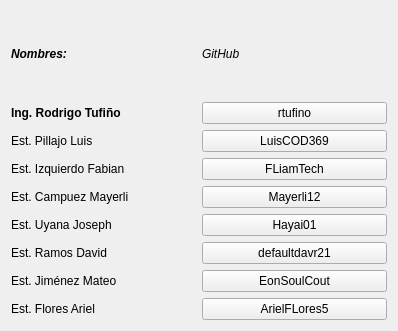
Qt form creditosform.ui (LuisCOD369/AskMe) before a commit.
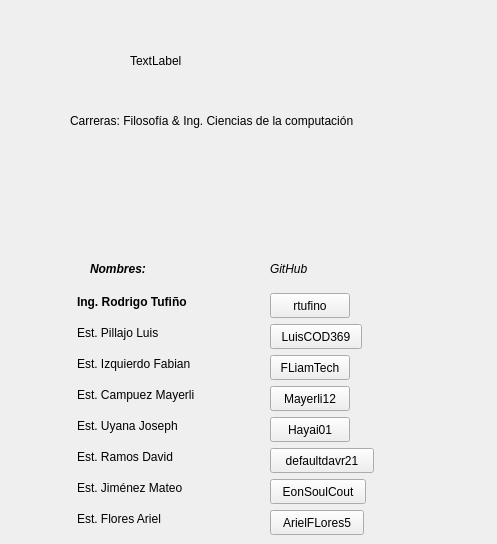
The same form after that commit.

Patch:
```diff
--- a/creditosform.ui
+++ b/creditosform.ui
@@ -6,8 +6,8 @@
    <rect>
     <x>0</x>
     <y>0</y>
-    <width>398</width>
-    <height>331</height>
+    <width>497</width>
+    <height>544</height>
    </rect>
   </property>
   <property name="windowTitle">
@@ -16,11 +16,18 @@
   <property name="styleSheet">
    <string notr="true">alternate-background-color: qconicalgradient(cx:0, cy:0, angle:135, stop:0 rgba(255, 255, 0, 69), stop:0.375 rgba(255, 255, 0, 69), stop:0.423533 rgba(251, 255, 0, 145), stop:0.45 rgba(247, 255, 0, 208), stop:0.477581 rgba(255, 244, 71, 130), stop:0.518717 rgba(255, 218, 71, 130), stop:0.55 rgba(255, 255, 0, 255), stop:0.57754 rgba(255, 203, 0, 130), stop:0.625 rgba(255, 255, 0, 69), stop:1 rgba(255, 255, 0, 69));</string>
   </property>
-  <layout class="QGridLayout" name="gridLayout">
-   <item row="0" column="0">
     <widget class="QLabel" name="label">
+   <property name="geometry">
+    <rect>
+     <x>90</x>
+     <y>260</y>
+     <width>68</width>
+     <height>17</height>
+    </rect>
+   </property>
      <property name="font">
       <font>
+     <weight>75</weight>
        <italic>true</italic>
        <bold>true</bold>
       </font>
@@ -29,9 +36,15 @@
       <string>Nombres:</string>
      </property>
     </widget>
-   </item>
-   <item row="0" column="1">
     <widget class="QLabel" name="label_2">
+   <property name="geometry">
+    <rect>
+     <x>270</x>
+     <y>260</y>
+     <width>48</width>
+     <height>17</height>
+    </rect>
+   </property>
      <property name="font">
       <font>
        <italic>true</italic>
@@ -41,11 +54,18 @@
       <string>GitHub</string>
      </property>
     </widget>
-   </item>
-   <item row="1" column="0">
     <widget class="QLabel" name="label_3">
+   <property name="geometry">
+    <rect>
+     <x>77</x>
+     <y>293</y>
+     <width>136</width>
+     <height>17</height>
+    </rect>
+   </property>
      <property name="font">
       <font>
+     <weight>75</weight>
        <bold>true</bold>
       </font>
      </property>
@@ -53,113 +73,227 @@
       <string>Ing. Rodrigo Tufiño</string>
      </property>
     </widget>
-   </item>
-   <item row="1" column="1">
     <widget class="QPushButton" name="pushButton_5">
+   <property name="geometry">
+    <rect>
+     <x>270</x>
+     <y>293</y>
+     <width>80</width>
+     <height>25</height>
+    </rect>
+   </property>
      <property name="text">
       <string>rtufino</string>
      </property>
     </widget>
-   </item>
-   <item row="2" column="0">
     <widget class="QLabel" name="label_4">
+   <property name="geometry">
+    <rect>
+     <x>77</x>
+     <y>324</y>
+     <width>101</width>
+     <height>17</height>
+    </rect>
+   </property>
      <property name="text">
       <string>Est. Pillajo Luis</string>
      </property>
     </widget>
-   </item>
-   <item row="2" column="1">
     <widget class="QPushButton" name="pushButtonLuis">
+   <property name="geometry">
+    <rect>
+     <x>270</x>
+     <y>324</y>
+     <width>92</width>
+     <height>25</height>
+    </rect>
+   </property>
      <property name="text">
       <string>LuisCOD369</string>
      </property>
     </widget>
-   </item>
-   <item row="3" column="0">
     <widget class="QLabel" name="label_5">
+   <property name="geometry">
+    <rect>
+     <x>77</x>
+     <y>355</y>
+     <width>141</width>
+     <height>17</height>
+    </rect>
+   </property>
      <property name="text">
       <string>Est. Izquierdo Fabian</string>
      </property>
     </widget>
-   </item>
-   <item row="3" column="1">
     <widget class="QPushButton" name="pushButtonFabia">
+   <property name="geometry">
+    <rect>
+     <x>270</x>
+     <y>355</y>
+     <width>80</width>
+     <height>25</height>
+    </rect>
+   </property>
      <property name="text">
       <string>FLiamTech</string>
      </property>
     </widget>
-   </item>
-   <item row="4" column="0">
     <widget class="QLabel" name="label_6">
+   <property name="geometry">
+    <rect>
+     <x>77</x>
+     <y>386</y>
+     <width>146</width>
+     <height>17</height>
+    </rect>
+   </property>
      <property name="text">
       <string>Est. Campuez Mayerli</string>
      </property>
     </widget>
-   </item>
-   <item row="4" column="1">
     <widget class="QPushButton" name="pushButton">
+   <property name="geometry">
+    <rect>
+     <x>270</x>
+     <y>386</y>
+     <width>80</width>
+     <height>25</height>
+    </rect>
+   </property>
      <property name="text">
       <string>Mayerli12</string>
      </property>
     </widget>
-   </item>
-   <item row="5" column="0">
     <widget class="QLabel" name="label_7">
+   <property name="geometry">
+    <rect>
+     <x>77</x>
+     <y>417</y>
+     <width>123</width>
+     <height>17</height>
+    </rect>
+   </property>
      <property name="text">
       <string>Est. Uyana Joseph</string>
      </property>
     </widget>
-   </item>
-   <item row="5" column="1">
     <widget class="QPushButton" name="pushButton_2">
+   <property name="geometry">
+    <rect>
+     <x>270</x>
+     <y>417</y>
+     <width>80</width>
+     <height>25</height>
+    </rect>
+   </property>
      <property name="text">
       <string>Hayai01</string>
      </property>
     </widget>
-   </item>
-   <item row="6" column="0">
     <widget class="QLabel" name="label_8">
+   <property name="geometry">
+    <rect>
+     <x>77</x>
+     <y>448</y>
+     <width>116</width>
+     <height>17</height>
+    </rect>
+   </property>
      <property name="text">
       <string>Est. Ramos David</string>
      </property>
     </widget>
-   </item>
-   <item row="6" column="1">
     <widget class="QPushButton" name="pushButton_3">
+   <property name="geometry">
+    <rect>
+     <x>270</x>
+     <y>448</y>
+     <width>104</width>
+     <height>25</height>
+    </rect>
+   </property>
      <property name="text">
       <string>defaultdavr21</string>
      </property>
     </widget>
-   </item>
-   <item row="7" column="0">
     <widget class="QLabel" name="label_9">
+   <property name="geometry">
+    <rect>
+     <x>77</x>
+     <y>479</y>
+     <width>133</width>
+     <height>17</height>
+    </rect>
+   </property>
      <property name="text">
       <string>Est. Jiménez Mateo</string>
      </property>
     </widget>
-   </item>
-   <item row="7" column="1">
     <widget class="QPushButton" name="pushButton_4">
+   <property name="geometry">
+    <rect>
+     <x>270</x>
+     <y>479</y>
+     <width>96</width>
+     <height>25</height>
+    </rect>
+   </property>
      <property name="text">
       <string>EonSoulCout</string>
      </property>
     </widget>
-   </item>
-   <item row="8" column="0">
     <widget class="QLabel" name="label_10">
+   <property name="geometry">
+    <rect>
+     <x>77</x>
+     <y>510</y>
+     <width>106</width>
+     <height>17</height>
+    </rect>
+   </property>
      <property name="text">
       <string>Est. Flores Ariel</string>
      </property>
     </widget>
-   </item>
-   <item row="8" column="1">
     <widget class="QPushButton" name="pushButtonAriel">
+   <property name="geometry">
+    <rect>
+     <x>270</x>
+     <y>510</y>
+     <width>94</width>
+     <height>25</height>
+    </rect>
+   </property>
      <property name="text">
       <string>ArielFLores5</string>
      </property>
     </widget>
-   </item>
-  </layout>
+  <widget class="QLabel" name="label_11">
+   <property name="geometry">
+    <rect>
+     <x>70</x>
+     <y>110</y>
+     <width>361</width>
+     <height>21</height>
+    </rect>
+   </property>
+   <property name="text">
+    <string>Carreras: Filosofía &amp; Ing. Ciencias de la computación</string>
+   </property>
+  </widget>
+  <widget class="QLabel" name="labelImagen">
+   <property name="geometry">
+    <rect>
+     <x>130</x>
+     <y>20</y>
+     <width>221</width>
+     <height>81</height>
+    </rect>
+   </property>
+   <property name="text">
+    <string>TextLabel</string>
+   </property>
+  </widget>
  </widget>
  <resources/>
  <connections/>
```
Lines whose indentation alone changed are shown as unchanged.
